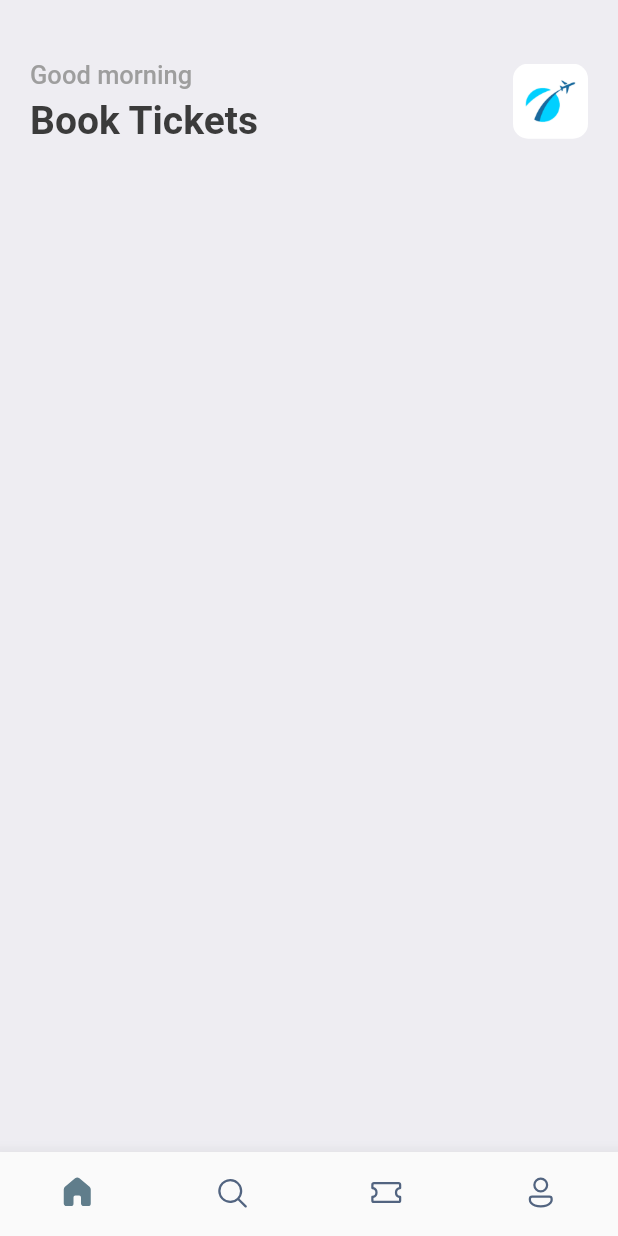
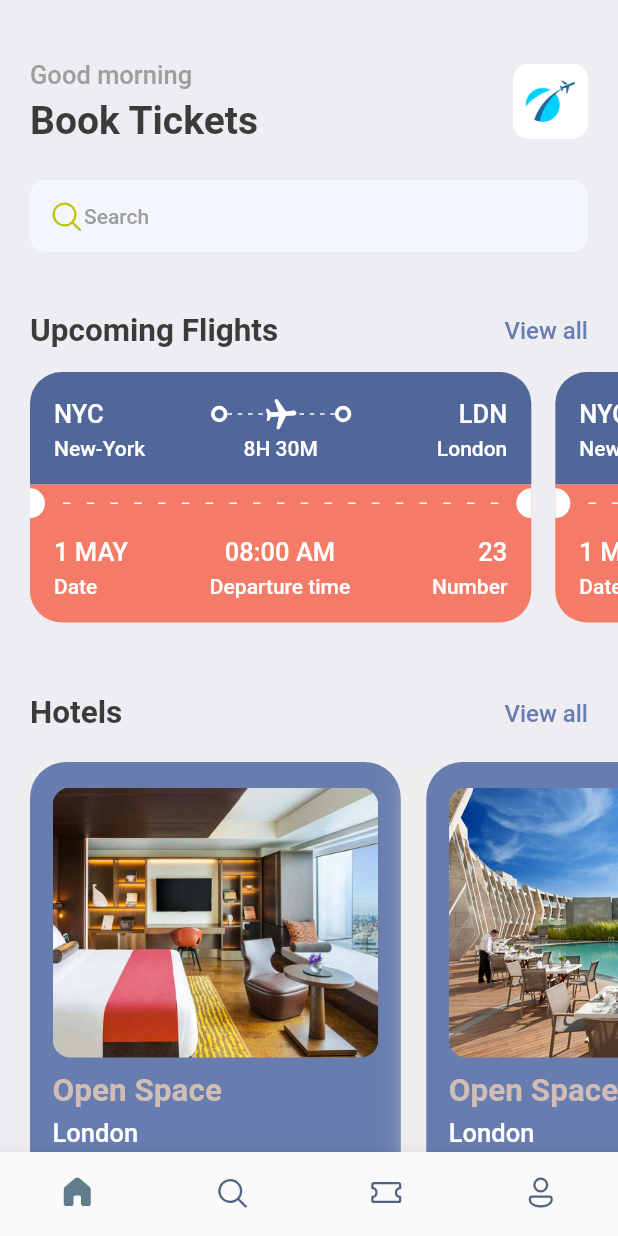
Before and after one commit to npst6/flutter_ui_booktickets, a Flutter app: the screen it shows after launch, on a phone screen of 412 x 824 dp. Run offline on Flutter 3.47's test engine with Material 2 defaults, Android fonts, the phone set to English and light mode, and no system bars; our stand-ins replace fluentui_icons, gap.

Commit message:
update 1

```diff
--- a/lib/main.dart
+++ b/lib/main.dart
@@ -1,6 +1,6 @@
-import 'screen/bottom_bar.dart';
+import '../utils/app_style.dart';
+import '../screen/bottom_bar.dart';
 import 'package:flutter/material.dart';
-import 'package:booktickets/utils/app_style.dart';
 
 void main() => runApp(const MyApp());
 
--- a/lib/screen/bottom_bar.dart
+++ b/lib/screen/bottom_bar.dart
@@ -1,6 +1,6 @@
-import 'package:booktickets/screen/home_screen.dart';
 import 'package:flutter/material.dart';
 import 'package:fluentui_icons/fluentui_icons.dart';
+import 'package:booktickets/screen/home_screen.dart';
 
 class BottomBar extends StatefulWidget {
   const BottomBar({Key? key}) : super(key: key);
--- a/lib/screen/home_screen.dart
+++ b/lib/screen/home_screen.dart
@@ -1,6 +1,10 @@
 import 'package:gap/gap.dart';
+import '../utils/app_style.dart';
+import '../screen/ticket_view.dart';
+import '../screen/hotel_screen.dart';
+import '../utils/app_info_list.dart';
 import 'package:flutter/material.dart';
-import 'package:booktickets/utils/app_style.dart';
+import 'package:fluentui_icons/fluentui_icons.dart';
 
 class HomeScreen extends StatelessWidget {
   const HomeScreen({Key? key}) : super(key: key);
@@ -46,8 +50,85 @@ class HomeScreen extends StatelessWidget {
                     )
                   ],
                 ),
+                const Gap(25),
+                Container(
+                  decoration: BoxDecoration(
+                    borderRadius: BorderRadius.circular(10),
+                    color: const Color(0xFFF4F6FD),
+                  ),
+                  padding:
+                      const EdgeInsets.symmetric(horizontal: 12, vertical: 12),
+                  child: Row(
+                    children: [
+                      const Icon(
+                        FluentSystemIcons.ic_fluent_search_regular,
+                        color: Color(0xFFBDC205),
+                      ),
+                      Text(
+                        "Search",
+                        style: Styles.headLineStyle4,
+                      )
+                    ],
+                  ),
+                ),
+                const Gap(40),
+                Row(
+                  mainAxisAlignment: MainAxisAlignment.spaceBetween,
+                  children: [
+                    Text("Upcoming Flights", style: Styles.headLineStyle2),
+                    InkWell(
+                      onTap: () {
+                        print("You are tapped");
+                      },
+                      child: Text("View all",
+                          style: Styles.textStyle
+                              .copyWith(color: Styles.primaryColor)),
+                    ),
+                  ],
+                ),
               ],
             ),
+          ),
+          const Gap(15),
+          SingleChildScrollView(
+            scrollDirection: Axis.horizontal,
+            padding: const EdgeInsets.only(left: 20),
+            child: Row(
+              children: const [
+                TicketView(),
+                TicketView(),
+              ],
+            ),
+          ),
+          const Gap(15),
+          Container(
+            padding: const EdgeInsets.symmetric(horizontal: 20),
+            child: Row(
+              mainAxisAlignment: MainAxisAlignment.spaceBetween,
+              children: [
+                Text("Hotels", style: Styles.headLineStyle2),
+                InkWell(
+                  onTap: () {
+                    print("You are tapped");
+                  },
+                  child: Text("View all",
+                      style: Styles.textStyle
+                          .copyWith(color: Styles.primaryColor)),
+                ),
+              ],
+            ),
+          ),
+          const Gap(15),
+          SingleChildScrollView(
+            scrollDirection: Axis.horizontal,
+            padding: const EdgeInsets.only(left: 20),
+            child: Row(
+                //     children: hotelList
+                //         .map((singleHotel) => HomeScreen(hotel: singleHotel))
+                //         .toList()),
+                children: hotelList
+                    .map((singleHotel) => HotelScreen(hotel: singleHotel))
+                    .toList()),
           ),
         ],
       ),
--- /dev/null
+++ b/lib/screen/hotel_screen.dart
@@ -0,0 +1,59 @@
+import 'package:gap/gap.dart';
+
+import '../utils/app_style.dart';
+import '../utils/app_layout.dart';
+import 'package:flutter/material.dart';
+
+class HotelScreen extends StatelessWidget {
+  final Map<String, dynamic> hotel;
+  const HotelScreen({Key? key, required this.hotel}) : super(key: key);
+
+  @override
+  Widget build(BuildContext context) {
+    print('Hotel price is ${hotel['price']}');
+    final size = AppLayout.getSize(context);
+    return Container(
+      width: size.width * 0.6,
+      height: 350,
+      padding: const EdgeInsets.symmetric(horizontal: 15, vertical: 17),
+      margin: const EdgeInsets.only(right: 17, top: 5),
+      decoration: BoxDecoration(
+        color: Styles.primaryColor,
+        borderRadius: BorderRadius.circular(24),
+        boxShadow: [
+          BoxShadow(
+            color: Colors.grey.shade200,
+            blurRadius: 20,
+            spreadRadius: 5,
+          ),
+        ],
+      ),
+      child: Column(
+        crossAxisAlignment: CrossAxisAlignment.start,
+        children: [
+          Container(
+            height: 180,
+            decoration: BoxDecoration(
+              borderRadius: BorderRadius.circular(12),
+              color: Styles.primaryColor,
+              image: DecorationImage(
+                fit: BoxFit.cover,
+                image: AssetImage('assets/images/${hotel['image']}'),
+                //image: AssetImage("assets/images/one.png"),
+              ),
+            ),
+          ),
+          const Gap(10),
+          Text("Open Space",
+              style: Styles.headLineStyle2.copyWith(color: Styles.kakiColor)),
+          const Gap(5),
+          Text("London",
+              style: Styles.headLineStyle3.copyWith(color: Colors.white)),
+          const Gap(8),
+          Text("\$40/night",
+              style: Styles.headLineStyle1.copyWith(color: Styles.kakiColor)),
+        ],
+      ),
+    );
+  }
+}
--- /dev/null
+++ b/lib/screen/ticket_view.dart
@@ -0,0 +1,242 @@
+import 'package:booktickets/utils/app_style.dart';
+import 'package:booktickets/widgets/thick_container.dart';
+import 'package:gap/gap.dart';
+
+import '../utils/app_layout.dart';
+import 'package:flutter/material.dart';
+
+class TicketView extends StatelessWidget {
+  const TicketView({Key? key}) : super(key: key);
+
+  @override
+  Widget build(BuildContext context) {
+    final size = AppLayout.getSize(context);
+    return SizedBox(
+      width: size.width * 0.85,
+      height: 200,
+      child: Container(
+        margin: const EdgeInsets.only(right: 16),
+        child: Column(
+          mainAxisSize: MainAxisSize.min,
+          children: [
+            /*
+              showing the blue part of the card/ticket
+            */
+            Container(
+              decoration: const BoxDecoration(
+                color: Color(0xFF526799),
+                borderRadius: BorderRadius.only(
+                  topLeft: Radius.circular(21),
+                  topRight: Radius.circular(21),
+                ),
+              ),
+              padding: const EdgeInsets.all(16),
+              child: Column(
+                children: [
+                  Row(
+                    children: [
+                      Text("NYC",
+                          style: Styles.headLineStyle3
+                              .copyWith(color: Colors.white)),
+                      Expanded(child: Container()),
+                      const ThickContainer(),
+                      Expanded(
+                        child: Stack(
+                          children: [
+                            SizedBox(
+                              height: 24,
+                              child: LayoutBuilder(
+                                builder: (BuildContext context,
+                                    BoxConstraints constraints) {
+                                  print(
+                                      "The width is ${constraints.constrainWidth()}");
+                                  return Flex(
+                                    direction: Axis.horizontal,
+                                    mainAxisAlignment:
+                                        MainAxisAlignment.spaceBetween,
+                                    mainAxisSize: MainAxisSize.max,
+                                    children: List.generate(
+                                        (constraints.constrainWidth() / 6)
+                                            .floor(),
+                                        (index) => const SizedBox(
+                                              width: 3,
+                                              height: 1,
+                                              child: DecoratedBox(
+                                                decoration: BoxDecoration(
+                                                    color: Colors.white),
+                                              ),
+                                            )),
+                                  );
+                                },
+                              ),
+                            ),
+                            Center(
+                              child: Transform.rotate(
+                                angle: 1.5,
+                                child: const Icon(
+                                  Icons.local_airport_rounded,
+                                  color: Colors.white,
+                                ),
+                              ),
+                            ),
+                          ],
+                        ),
+                      ),
+                      const ThickContainer(),
+                      Expanded(child: Container()),
+                      Text("LDN",
+                          style: Styles.headLineStyle3
+                              .copyWith(color: Colors.white)),
+                    ],
+                  ),
+                  const Gap(3),
+                  Row(
+                    mainAxisAlignment: MainAxisAlignment.spaceBetween,
+                    children: [
+                      SizedBox(
+                        width: 100,
+                        child: Text('New-York',
+                            style: Styles.headLineStyle4
+                                .copyWith(color: Colors.white)),
+                      ),
+                      Text("8H 30M",
+                          style: Styles.headLineStyle4
+                              .copyWith(color: Colors.white)),
+                      SizedBox(
+                        width: 100,
+                        child: Text('London',
+                            textAlign: TextAlign.end,
+                            style: Styles.headLineStyle4
+                                .copyWith(color: Colors.white)),
+                      ),
+                    ],
+                  ),
+                ],
+              ),
+            ),
+            /*
+              showing the orange part of the card/ticket
+            */
+            Container(
+              color: Styles.orangeColor, //const Color(0xFFF37B67),
+              child: Row(
+                children: [
+                  const SizedBox(
+                    height: 20,
+                    width: 10,
+                    child: DecoratedBox(
+                      decoration: BoxDecoration(
+                        color: Colors.white,
+                        borderRadius: BorderRadius.only(
+                          topRight: Radius.circular(10),
+                          bottomRight: Radius.circular(10),
+                        ),
+                      ),
+                    ),
+                  ),
+                  Expanded(
+                    child: Padding(
+                      padding: const EdgeInsets.all(12.0),
+                      child: LayoutBuilder(
+                        builder:
+                            (BuildContext context, BoxConstraints constraints) {
+                          return Flex(
+                            direction: Axis.horizontal,
+                            mainAxisAlignment: MainAxisAlignment.spaceBetween,
+                            mainAxisSize: MainAxisSize.max,
+                            children: List.generate(
+                              (constraints.constrainWidth() / 15).floor(),
+                              (index) => const SizedBox(
+                                width: 5,
+                                height: 1,
+                                child: DecoratedBox(
+                                    decoration:
+                                        BoxDecoration(color: Colors.white)),
+                              ),
+                            ),
+                          );
+                        },
+                      ),
+                    ),
+                  ),
+                  const SizedBox(
+                    height: 20,
+                    width: 10,
+                    child: DecoratedBox(
+                      decoration: BoxDecoration(
+                        color: Colors.white,
+                        borderRadius: BorderRadius.only(
+                          topLeft: Radius.circular(10),
+                          bottomLeft: Radius.circular(10),
+                        ),
+                      ),
+                    ),
+                  ),
+                ],
+              ),
+            ),
+            /*
+              bottom part of the card/ticket
+            */
+            Container(
+              decoration: BoxDecoration(
+                color: Styles.orangeColor,
+                borderRadius: const BorderRadius.only(
+                  bottomLeft: Radius.circular(21),
+                  bottomRight: Radius.circular(21),
+                ),
+              ),
+              padding: const EdgeInsets.only(
+                  left: 16, top: 10, right: 16, bottom: 16),
+              child: Column(
+                children: [
+                  Row(
+                    mainAxisAlignment: MainAxisAlignment.spaceBetween,
+                    children: [
+                      Column(
+                        crossAxisAlignment: CrossAxisAlignment.start,
+                        children: [
+                          Text("1 MAY",
+                              style: Styles.headLineStyle3
+                                  .copyWith(color: Colors.white)),
+                          const Gap(5),
+                          Text("Date",
+                              style: Styles.headLineStyle4
+                                  .copyWith(color: Colors.white)),
+                        ],
+                      ),
+                      Column(
+                        crossAxisAlignment: CrossAxisAlignment.center,
+                        children: [
+                          Text("08:00 AM",
+                              style: Styles.headLineStyle3
+                                  .copyWith(color: Colors.white)),
+                          const Gap(5),
+                          Text("Departure time",
+                              style: Styles.headLineStyle4
+                                  .copyWith(color: Colors.white)),
+                        ],
+                      ),
+                      Column(
+                        crossAxisAlignment: CrossAxisAlignment.end,
+                        children: [
+                          Text("23",
+                              style: Styles.headLineStyle3
+                                  .copyWith(color: Colors.white)),
+                          const Gap(5),
+                          Text("Number",
+                              style: Styles.headLineStyle4
+                                  .copyWith(color: Colors.white)),
+                        ],
+                      ),
+                    ],
+                  ),
+                ],
+              ),
+            ),
+          ],
+        ),
+      ),
+    );
+  }
+}
--- /dev/null
+++ b/lib/utils/app_info_list.dart
@@ -0,0 +1,20 @@
+List<Map<String, dynamic>> hotelList = [
+  {
+    'image': 'one.png',
+    'place': 'Open Space',
+    'destination': 'London',
+    'price': 25,
+  },
+  {
+    'image': 'two.png',
+    'place': 'Global Will',
+    'destination': 'London',
+    'price': 40,
+  },
+  {
+    'image': 'three.png',
+    'place': 'Tallest Building',
+    'destination': 'Dubai',
+    'price': 68,
+  },
+];
--- /dev/null
+++ b/lib/utils/app_layout.dart
@@ -0,0 +1,7 @@
+import 'package:flutter/material.dart';
+
+class AppLayout {
+  static getSize(BuildContext context) {
+    return MediaQuery.of(context).size;
+  }
+}
--- a/lib/utils/app_style.dart
+++ b/lib/utils/app_style.dart
@@ -5,8 +5,9 @@ Color primary = const Color(0xFF687daf);
 class Styles {
   static Color primaryColor = primary;
   static Color bgColor = const Color(0xFFeeedf2);
+  static Color kakiColor = const Color(0xFFd2bdb6);
   static Color textColor = const Color(0xFF3b3b3b);
-  static Color orangeColor = const Color(0xFF526799);
+  static Color orangeColor = const Color(0xFFF37B67);
   static TextStyle textStyle = TextStyle(
     fontSize: 16,
     color: textColor,
--- /dev/null
+++ b/lib/widgets/thick_container.dart
@@ -0,0 +1,16 @@
+import 'package:flutter/material.dart';
+
+class ThickContainer extends StatelessWidget {
+  const ThickContainer({Key? key}) : super(key: key);
+
+  @override
+  Widget build(BuildContext context) {
+    return Container(
+      padding: const EdgeInsets.all(3.0),
+      decoration: BoxDecoration(
+        borderRadius: BorderRadius.circular(20),
+        border: Border.all(width: 2.5, color: Colors.white),
+      ),
+    );
+  }
+}
```
